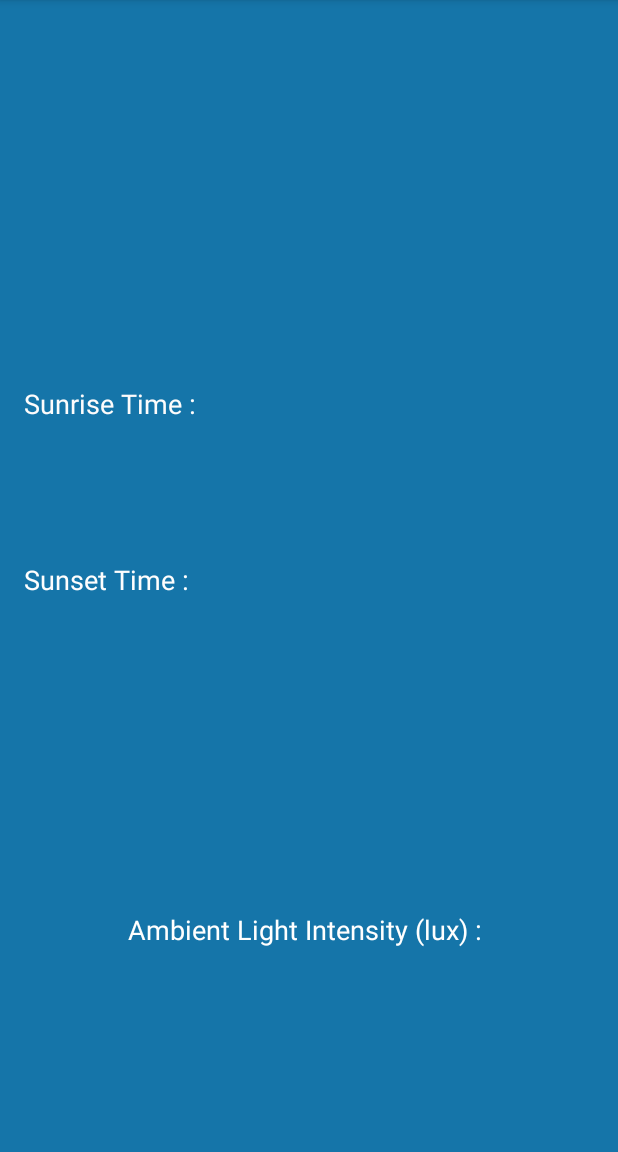
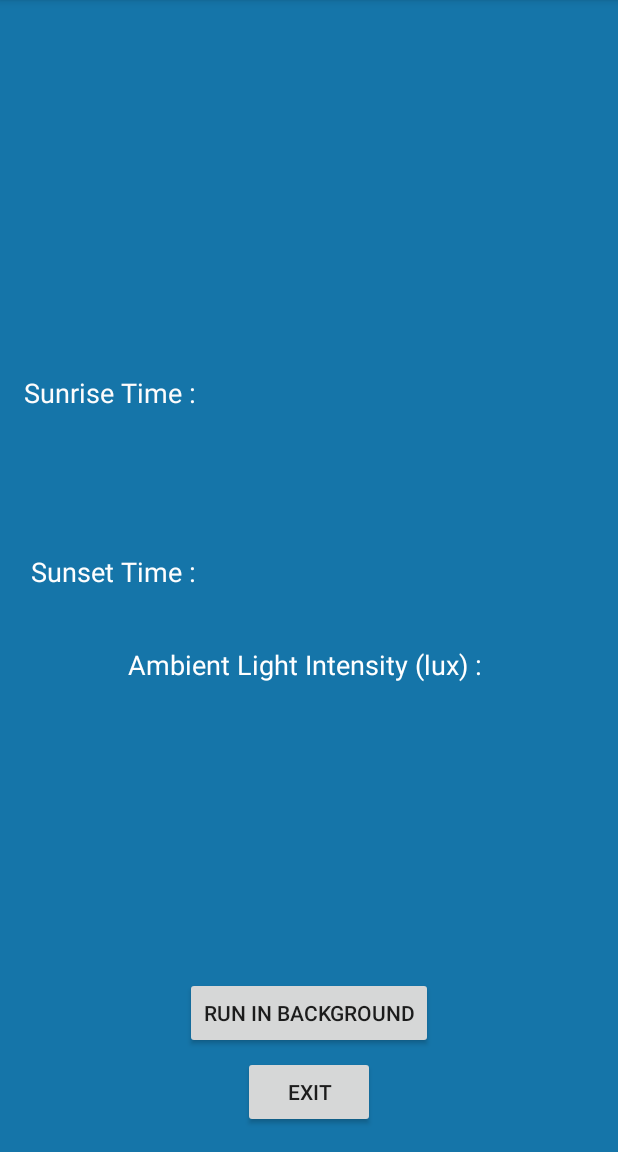
Before and after one commit to riteshjaiswal2016/BlueLightFilterModule, an Android app: the screen it shows after launch (MainActivity), on a phone screen of 412 x 824 dp, the part 84-1236 px from its top. Run offline under Robolectric (Android 15) with nearby library versions, the phone set to English and light mode, and no system bars.

Commit message:
sec commit

```diff
--- a/app/src/main/java/com/example/vaio/filter/MainActivity.java
+++ b/app/src/main/java/com/example/vaio/filter/MainActivity.java
@@ -12,19 +12,17 @@ import android.support.v7.app.AppCompatActivity;
 import android.os.Bundle;
 import android.util.Log;
 import android.view.View;
+import android.view.animation.Interpolator;
 import android.widget.TextView;
 
 
-public class MainActivity extends AppCompatActivity implements SensorEventListener{
+public class MainActivity extends AppCompatActivity {
     Intent intent;
     static Context context;
     static TextView riseText, setText, luxText;
     //Textview for Sunrise Time,Sunset Time and ambient Brightness
     final static String TAG = "tag";
-    SensorManager sm;
-    Sensor lightSensor;
-    double brightnessPercent;
-    int brightnessValue;
+
 
     @Override
     protected void onCreate(Bundle savedInstanceState) {
@@ -36,74 +34,26 @@ public class MainActivity extends AppCompatActivity implements SensorEventListen
         riseText = (TextView) findViewById(R.id.riseText);
         setText = (TextView) findViewById(R.id.setText);
         luxText = (TextView) findViewById(R.id.luxText);
-
+        Log.i(TAG,"bfore started serviec");
         intent = new Intent(this, WaitService.class);
         startService(intent);
 
-        sm = (SensorManager) getSystemService(SENSOR_SERVICE);
-        lightSensor = sm.getDefaultSensor(Sensor.TYPE_LIGHT);
+        Log.i(TAG,"started serviec");
+        Intent intent1 =new Intent(this,SensorService.class);
+        startService(intent1);
     }
 
-
-    @Override
-    protected void onPause() {
-        super.onPause();
-        sm.unregisterListener(this);
-        //Unregistering Sensor Manager after pause.
+    public void onExit(View view){
+        stopService(new Intent(this,SensorService.class));
+        stopService(new Intent(this,MyServiceReverse.class));
+        stopService(new Intent(this,MyService.class));
+        stopService(new Intent(this,WaitService.class));
+        stopService(new Intent(this,DownloadStarter.class));
+        finish();
     }
 
-
-    @Override
-    public void onSensorChanged(SensorEvent event) {
-        if (event.sensor.getType() == Sensor.TYPE_LIGHT) {
-            Log.i(TAG, "before sensor text chg " + event.values[0]);
-
-            luxText.setText(""+event.values[0]);
-
-            if(event.values[0]<1254) {
-                brightnessPercent = ((9.932 * Math.log(event.values[0])) + 27.059);
-                brightnessValue = (int) (2.55 * brightnessPercent);
-                Log.i(TAG," "+brightnessValue+" "+brightnessPercent);
-                setScreenBrightness(brightnessValue);
-            }
-            else{
-                setScreenBrightness(255);
-            }
-            //This if else is designed in accordance with the formula submitted in Report.
-
-        }
-
+    public void onBackground(View view){
+        finish();
     }
 
-    public void setScreenBrightness(int brightnessValue){
-        // Make sure brightness value between 0 to 255
-        if(brightnessValue >= 0 && brightnessValue <= 255){
-            Settings.System.putInt(
-                    this.getContentResolver(),
-                    Settings.System.SCREEN_BRIGHTNESS,
-                    brightnessValue
-            );
-        }
-    }
-
-
-    @Override
-    public void onAccuracyChanged(Sensor sensor, int accuracy) {
-
-        }
-
-    @Override
-    protected void onResume() {
-        super.onResume();
-
-        if (lightSensor != null) {
-            sm.registerListener(
-                    this,
-                    lightSensor,
-                    SensorManager.SENSOR_DELAY_NORMAL);
-            Log.i(TAG, " sensor regstr");
-        }
-        //Registering Sensor Manager
-
-    }
 }
--- a/app/src/main/res/layout/activity_main.xml
+++ b/app/src/main/res/layout/activity_main.xml
@@ -15,12 +15,10 @@
         android:layout_height="30dp"
         android:textAppearance="?android:attr/textAppearanceMedium"
         android:id="@+id/riseText"
+        android:layout_marginBottom="89dp"
         android:layout_above="@+id/setText"
-        android:layout_alignParentRight="true"
-        android:layout_alignParentEnd="true"
-        android:layout_marginRight="78dp"
-        android:layout_marginEnd="78dp"
-        android:layout_marginBottom="87dp" />
+        android:layout_alignRight="@+id/textView3"
+        android:layout_alignEnd="@+id/textView3" />
 
     <TextView
         android:layout_width="70dp"
@@ -28,8 +26,8 @@
         android:textAppearance="?android:attr/textAppearanceMedium"
         android:id="@+id/setText"
         android:layout_centerVertical="true"
-        android:layout_alignLeft="@+id/riseText"
-        android:layout_alignStart="@+id/riseText" />
+        android:layout_alignRight="@+id/textView3"
+        android:layout_alignEnd="@+id/textView3" />
 
     <TextView
         android:layout_width="wrap_content"
@@ -37,10 +35,11 @@
         android:textAppearance="?android:attr/textAppearanceMedium"
         android:text="Sunrise Time : "
         android:id="@+id/textView"
+        android:textColor="#fdfcfc"
+        android:layout_alignBaseline="@+id/riseText"
         android:layout_alignBottom="@+id/riseText"
         android:layout_alignParentLeft="true"
-        android:layout_alignParentStart="true"
-        android:textColor="#fdfcfc" />
+        android:layout_alignParentStart="true" />
 
     <TextView
         android:layout_width="wrap_content"
@@ -48,17 +47,18 @@
         android:textAppearance="?android:attr/textAppearanceMedium"
         android:text="Sunset Time : "
         android:id="@+id/textView2"
+        android:textColor="#fefefe"
+        android:layout_alignBaseline="@+id/setText"
         android:layout_alignBottom="@+id/setText"
-        android:layout_alignParentLeft="true"
-        android:layout_alignParentStart="true"
-        android:textColor="#fefefe" />
+        android:layout_alignRight="@+id/textView"
+        android:layout_alignEnd="@+id/textView" />
 
     <TextView
         android:layout_width="wrap_content"
         android:layout_height="wrap_content"
         android:textAppearance="?android:attr/textAppearanceMedium"
         android:id="@+id/luxText"
-        android:layout_marginBottom="53dp"
+        android:layout_marginBottom="120dp"
         android:layout_alignParentBottom="true"
         android:layout_centerHorizontal="true" />
 
@@ -68,8 +68,27 @@
         android:textAppearance="?android:attr/textAppearanceMedium"
         android:text="Ambient Light Intensity (lux) : "
         android:id="@+id/textView3"
-        android:layout_above="@+id/luxText"
+        android:textColor="#ffffff"
+        android:layout_below="@+id/setText"
         android:layout_centerHorizontal="true"
-        android:layout_marginBottom="42dp"
-        android:textColor="#ffffff" />
+        android:layout_marginTop="32dp" />
+
+    <Button
+        android:layout_width="wrap_content"
+        android:layout_height="wrap_content"
+        android:text="Run in Background"
+        android:id="@+id/button"
+        android:onClick="onBackground"
+        android:layout_alignTop="@+id/luxText"
+        android:layout_centerHorizontal="true"
+        android:layout_marginTop="44dp" />
+
+    <Button
+        android:layout_width="wrap_content"
+        android:layout_height="wrap_content"
+        android:text="Exit"
+        android:id="@+id/button2"
+        android:layout_alignParentBottom="true"
+        android:layout_centerHorizontal="true"
+        android:onClick="onExit" />
 </RelativeLayout>
```
Also changed, not shown: app/src/main/AndroidManifest.xml (+12 -10 lines), app/src/main/java/com/example/vaio/filter/DownloadStarter.java (+32 -13 lines), app/src/main/java/com/example/vaio/filter/DownloadTask.java (+24 -13 lines), app/src/main/java/com/example/vaio/filter/MyService.java (+65 -38 lines), app/src/main/java/com/example/vaio/filter/MyServiceReverse.java (+26 -8 lines), app/src/main/java/com/example/vaio/filter/SensorService.java (added, +108 -0 lines), app/src/main/java/com/example/vaio/filter/WaitService.java (+9 -3 lines).
